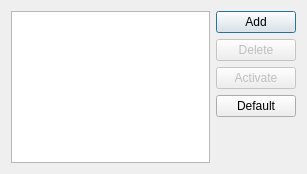
This is ui.resources/Load_QSS_dialog_base.ui in All4Gis/Load-QSS as Qt 5 draws it before an edit. The edited form follows.
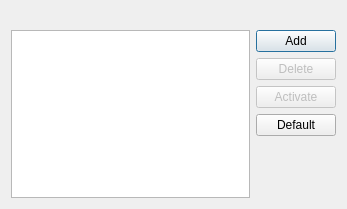
This is the edited form. Icons and pictures are not drawn.

```diff
--- a/ui.resources/Load_QSS_dialog_base.ui
+++ b/ui.resources/Load_QSS_dialog_base.ui
@@ -6,8 +6,8 @@
    <rect>
     <x>0</x>
     <y>0</y>
-    <width>307</width>
-    <height>174</height>
+    <width>347</width>
+    <height>209</height>
    </rect>
   </property>
   <property name="windowTitle">
@@ -18,6 +18,9 @@
     <normaloff>:/images/icon.png</normaloff>:/images/icon.png</iconset>
   </property>
   <layout class="QHBoxLayout" name="horizontalLayout">
+   <property name="topMargin">
+    <number>30</number>
+   </property>
    <item>
     <widget class="QListWidget" name="listStyles">
      <property name="alternatingRowColors">
```
Left out of the diff: 53 changed lines with no effect on the pictures.
